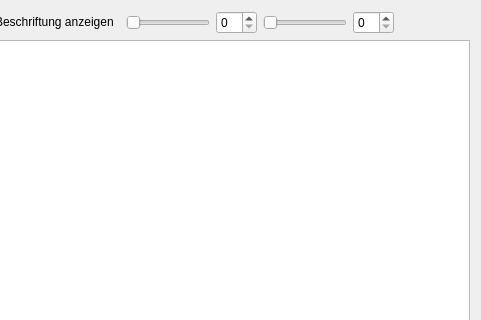
Above: ui/reports/reportGraphicsView.ui from flurl/lagerManager before the change; both pictures show x 342 to 823 and y 0 to 320 of the 823 by 622 pixel window. Below: the same form after it.
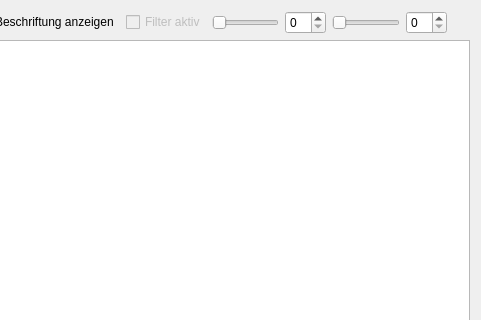
That is the form after the change.

Commit message: kontextmenu zum filtern einer datenreihe eingebaut

What changed in the file:
```diff
--- a/ui/reports/reportGraphicsView.ui
+++ b/ui/reports/reportGraphicsView.ui
@@ -52,6 +52,16 @@
          </property>
         </widget>
        </item>
+       <item>
+        <widget class="QCheckBox" name="checkBox_filterActivated">
+         <property name="enabled">
+          <bool>false</bool>
+         </property>
+         <property name="text">
+          <string>Filter aktiv</string>
+         </property>
+        </widget>
+       </item>
        <item>
         <widget class="QSlider" name="slider_minDP">
          <property name="orientation">
```
The commit also changes 2 other files.
